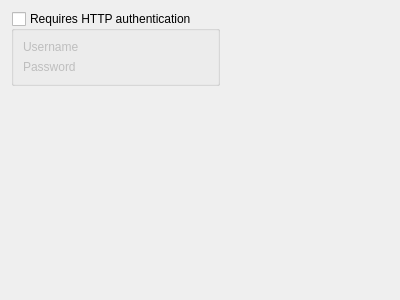
Qt form src/librssguard/services/abstract/gui/authenticationdetails.ui (norbusan/rssguard-debian) before a commit.
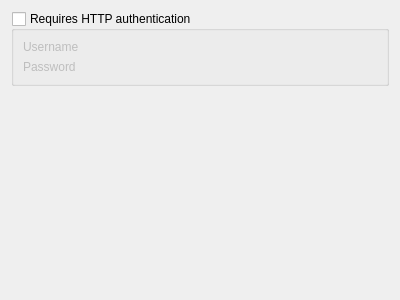
The same form after that commit. Custom widgets are drawn as their Qt base class.

Patch:
```diff
--- a/src/librssguard/services/abstract/gui/authenticationdetails.ui
+++ b/src/librssguard/services/abstract/gui/authenticationdetails.ui
@@ -14,7 +14,7 @@
    <string>Form</string>
   </property>
   <layout class="QFormLayout" name="formLayout">
-   <item row="0" column="0">
+   <item row="0" column="0" colspan="2">
     <widget class="QGroupBox" name="m_gbAuthentication">
      <property name="toolTip">
       <string>Some feeds require authentication, including GMail feeds. BASIC, NTLM-2 and DIGEST-MD5 authentication schemes are supported.</string>
```
